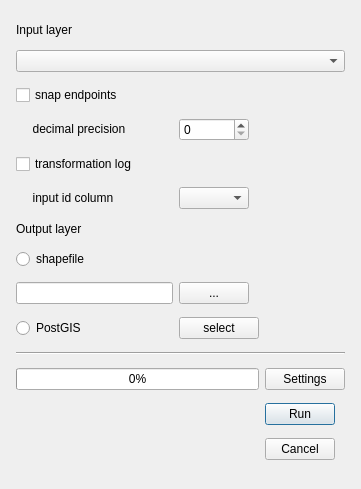
Before: the Qt Designer form road_network_cleaner_dialog_base.ui in spacesyntax/Rcl-topology-cleaner, drawn with Qt 5.
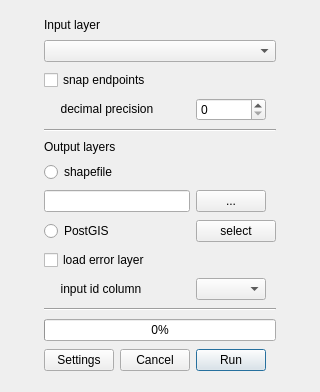
After: the same form once the commit is applied.

What changed in the file:
```diff
--- a/road_network_cleaner_dialog_base.ui
+++ b/road_network_cleaner_dialog_base.ui
@@ -6,8 +6,8 @@
    <rect>
     <x>0</x>
     <y>0</y>
-    <width>361</width>
-    <height>489</height>
+    <width>320</width>
+    <height>392</height>
    </rect>
   </property>
   <property name="minimumSize">
@@ -28,7 +28,7 @@
      <property name="margin">
       <number>5</number>
      </property>
-     <item row="16" column="2">
+     <item row="18" column="2">
       <widget class="QPushButton" name="cleanButton">
        <property name="sizePolicy">
         <sizepolicy hsizetype="MinimumExpanding" vsizetype="Fixed">
@@ -47,14 +47,76 @@
        </property>
       </widget>
      </item>
-     <item row="11" column="0">
-      <widget class="QRadioButton" name="postGISRadioButton">
+     <item row="10" column="2">
+      <widget class="QPushButton" name="browseCleaned">
+       <property name="sizePolicy">
+        <sizepolicy hsizetype="MinimumExpanding" vsizetype="Fixed">
+         <horstretch>0</horstretch>
+         <verstretch>0</verstretch>
+        </sizepolicy>
+       </property>
+       <property name="maximumSize">
+        <size>
+         <width>70</width>
+         <height>16777215</height>
+        </size>
+       </property>
        <property name="text">
-        <string>PostGIS</string>
+        <string>...</string>
        </property>
       </widget>
      </item>
-     <item row="15" column="0" colspan="2">
+     <item row="1" column="0" colspan="3">
+      <widget class="QComboBox" name="inputCombo">
+       <property name="sizePolicy">
+        <sizepolicy hsizetype="MinimumExpanding" vsizetype="Fixed">
+         <horstretch>0</horstretch>
+         <verstretch>0</verstretch>
+        </sizepolicy>
+       </property>
+      </widget>
+     </item>
+     <item row="11" column="2">
+      <widget class="QPushButton" name="selectButton">
+       <property name="text">
+        <string>select</string>
+       </property>
+      </widget>
+     </item>
+     <item row="0" column="0" colspan="3">
+      <widget class="QLabel" name="label">
+       <property name="sizePolicy">
+        <sizepolicy hsizetype="MinimumExpanding" vsizetype="Fixed">
+         <horstretch>0</horstretch>
+         <verstretch>0</verstretch>
+        </sizepolicy>
+       </property>
+       <property name="text">
+        <string>Input layer</string>
+       </property>
+      </widget>
+     </item>
+     <item row="10" column="0" colspan="2">
+      <widget class="QLineEdit" name="outputCleaned">
+       <property name="sizePolicy">
+        <sizepolicy hsizetype="Minimum" vsizetype="Fixed">
+         <horstretch>0</horstretch>
+         <verstretch>0</verstretch>
+        </sizepolicy>
+       </property>
+      </widget>
+     </item>
+     <item row="3" column="2">
+      <widget class="QSpinBox" name="decimalsSpin">
+       <property name="maximumSize">
+        <size>
+         <width>70</width>
+         <height>16777215</height>
+        </size>
+       </property>
+      </widget>
+     </item>
+     <item row="16" column="0" colspan="3">
       <widget class="QProgressBar" name="cleaningProgress">
        <property name="sizePolicy">
         <sizepolicy hsizetype="MinimumExpanding" vsizetype="Fixed">
@@ -67,14 +129,52 @@
        </property>
       </widget>
      </item>
-     <item row="14" column="0" colspan="3">
-      <widget class="Line" name="line">
-       <property name="orientation">
-        <enum>Qt::Horizontal</enum>
+     <item row="18" column="0">
+      <widget class="QPushButton" name="settingsButton">
+       <property name="maximumSize">
+        <size>
+         <width>70</width>
+         <height>16777215</height>
+        </size>
        </property>
+       <property name="text">
+        <string>Settings</string>
+       </property>
       </widget>
      </item>
-     <item row="4" column="0" colspan="2">
+     <item row="7" column="0" colspan="3">
+      <widget class="QLabel" name="label_4">
+       <property name="sizePolicy">
+        <sizepolicy hsizetype="MinimumExpanding" vsizetype="Fixed">
+         <horstretch>0</horstretch>
+         <verstretch>0</verstretch>
+        </sizepolicy>
+       </property>
+       <property name="text">
+        <string>Output layers</string>
+       </property>
+      </widget>
+     </item>
+     <item row="18" column="1">
+      <widget class="QPushButton" name="cancelButton">
+       <property name="sizePolicy">
+        <sizepolicy hsizetype="MinimumExpanding" vsizetype="Fixed">
+         <horstretch>0</horstretch>
+         <verstretch>0</verstretch>
+        </sizepolicy>
+       </property>
+       <property name="maximumSize">
+        <size>
+         <width>70</width>
+         <height>16777215</height>
+        </size>
+       </property>
+       <property name="text">
+        <string>Cancel</string>
+       </property>
+      </widget>
+     </item>
+     <item row="12" column="0" colspan="2">
       <widget class="QCheckBox" name="errorsCheckBox">
        <property name="sizePolicy">
         <sizepolicy hsizetype="Minimum" vsizetype="Fixed">
@@ -83,12 +183,25 @@
         </sizepolicy>
        </property>
        <property name="text">
-        <string>transformation log </string>
+        <string>load error layer</string>
        </property>
       </widget>
      </item>
-     <item row="3" column="1">
-      <widget class="QSpinBox" name="decimalsSpin">
+     <item row="8" column="0" colspan="2">
+      <widget class="QRadioButton" name="shpRadioButton">
+       <property name="text">
+        <string>shapefile</string>
+       </property>
+      </widget>
+     </item>
+     <item row="13" column="2">
+      <widget class="QComboBox" name="idCombo">
+       <property name="sizePolicy">
+        <sizepolicy hsizetype="Minimum" vsizetype="Fixed">
+         <horstretch>0</horstretch>
+         <verstretch>0</verstretch>
+        </sizepolicy>
+       </property>
        <property name="maximumSize">
         <size>
          <width>70</width>
@@ -97,7 +210,7 @@
        </property>
       </widget>
      </item>
-     <item row="2" column="0">
+     <item row="2" column="0" colspan="3">
       <widget class="QCheckBox" name="snapCheckBox">
        <property name="sizePolicy">
         <sizepolicy hsizetype="Minimum" vsizetype="Fixed">
@@ -110,7 +223,7 @@
        </property>
       </widget>
      </item>
-     <item row="3" column="0">
+     <item row="3" column="0" colspan="2">
       <widget class="QLabel" name="label_3">
        <property name="sizePolicy">
         <sizepolicy hsizetype="MinimumExpanding" vsizetype="Fixed">
@@ -123,33 +236,14 @@
        </property>
       </widget>
      </item>
-     <item row="5" column="1">
-      <widget class="QComboBox" name="idCombo">
-       <property name="sizePolicy">
-        <sizepolicy hsizetype="Minimum" vsizetype="Fixed">
-         <horstretch>0</horstretch>
-         <verstretch>0</verstretch>
-        </sizepolicy>
+     <item row="11" column="0" colspan="2">
+      <widget class="QRadioButton" name="postGISRadioButton">
+       <property name="text">
+        <string>PostGIS</string>
        </property>
-       <property name="maximumSize">
-        <size>
-         <width>70</width>
-         <height>16777215</height>
-        </size>
-       </property>
       </widget>
      </item>
-     <item row="1" column="0" colspan="3">
-      <widget class="QComboBox" name="inputCombo">
-       <property name="sizePolicy">
-        <sizepolicy hsizetype="MinimumExpanding" vsizetype="Fixed">
-         <horstretch>0</horstretch>
-         <verstretch>0</verstretch>
-        </sizepolicy>
-       </property>
-      </widget>
-     </item>
-     <item row="5" column="0">
+     <item row="13" column="0" colspan="2">
       <widget class="QLabel" name="label_2">
        <property name="sizePolicy">
         <sizepolicy hsizetype="Minimum" vsizetype="Fixed">
@@ -162,98 +256,17 @@
        </property>
       </widget>
      </item>
-     <item row="0" column="0" colspan="2">
-      <widget class="QLabel" name="label">
-       <property name="sizePolicy">
-        <sizepolicy hsizetype="MinimumExpanding" vsizetype="Fixed">
-         <horstretch>0</horstretch>
-         <verstretch>0</verstretch>
-        </sizepolicy>
+     <item row="4" column="0" colspan="3">
+      <widget class="Line" name="line">
+       <property name="orientation">
+        <enum>Qt::Horizontal</enum>
        </property>
-       <property name="text">
-        <string>Input layer</string>
-       </property>
       </widget>
      </item>
-     <item row="8" column="0">
-      <widget class="QRadioButton" name="shpRadioButton">
-       <property name="text">
-        <string>shapefile</string>
-       </property>
-      </widget>
-     </item>
-     <item row="10" column="1">
-      <widget class="QPushButton" name="browseCleaned">
-       <property name="sizePolicy">
-        <sizepolicy hsizetype="MinimumExpanding" vsizetype="Fixed">
-         <horstretch>0</horstretch>
-         <verstretch>0</verstretch>
-        </sizepolicy>
-       </property>
-       <property name="maximumSize">
-        <size>
-         <width>70</width>
-         <height>16777215</height>
-        </size>
-       </property>
-       <property name="text">
-        <string>...</string>
-       </property>
-      </widget>
-     </item>
-     <item row="17" column="2">
-      <widget class="QPushButton" name="cancelButton">
-       <property name="sizePolicy">
-        <sizepolicy hsizetype="MinimumExpanding" vsizetype="Fixed">
-         <horstretch>0</horstretch>
-         <verstretch>0</verstretch>
-        </sizepolicy>
-       </property>
-       <property name="maximumSize">
-        <size>
-         <width>70</width>
-         <height>16777215</height>
-        </size>
-       </property>
-       <property name="text">
-        <string>Cancel</string>
-       </property>
-      </widget>
-     </item>
-     <item row="15" column="2">
-      <widget class="QPushButton" name="settingsButton">
-       <property name="text">
-        <string>Settings</string>
-       </property>
-      </widget>
-     </item>
-     <item row="10" column="0">
-      <widget class="QLineEdit" name="outputCleaned">
-       <property name="sizePolicy">
-        <sizepolicy hsizetype="Minimum" vsizetype="Fixed">
-         <horstretch>0</horstretch>
-         <verstretch>0</verstretch>
-        </sizepolicy>
-       </property>
-      </widget>
-     </item>
-     <item row="7" column="0">
-      <widget class="QLabel" name="label_4">
-       <property name="sizePolicy">
-        <sizepolicy hsizetype="MinimumExpanding" vsizetype="Fixed">
-         <horstretch>0</horstretch>
-         <verstretch>0</verstretch>
-        </sizepolicy>
-       </property>
-       <property name="text">
-        <string>Output layer </string>
-       </property>
-      </widget>
-     </item>
-     <item row="11" column="1">
-      <widget class="QPushButton" name="pushButton">
-       <property name="text">
-        <string>select</string>
+     <item row="14" column="0" colspan="3">
+      <widget class="Line" name="line_2">
+       <property name="orientation">
+        <enum>Qt::Horizontal</enum>
        </property>
       </widget>
      </item>
```
